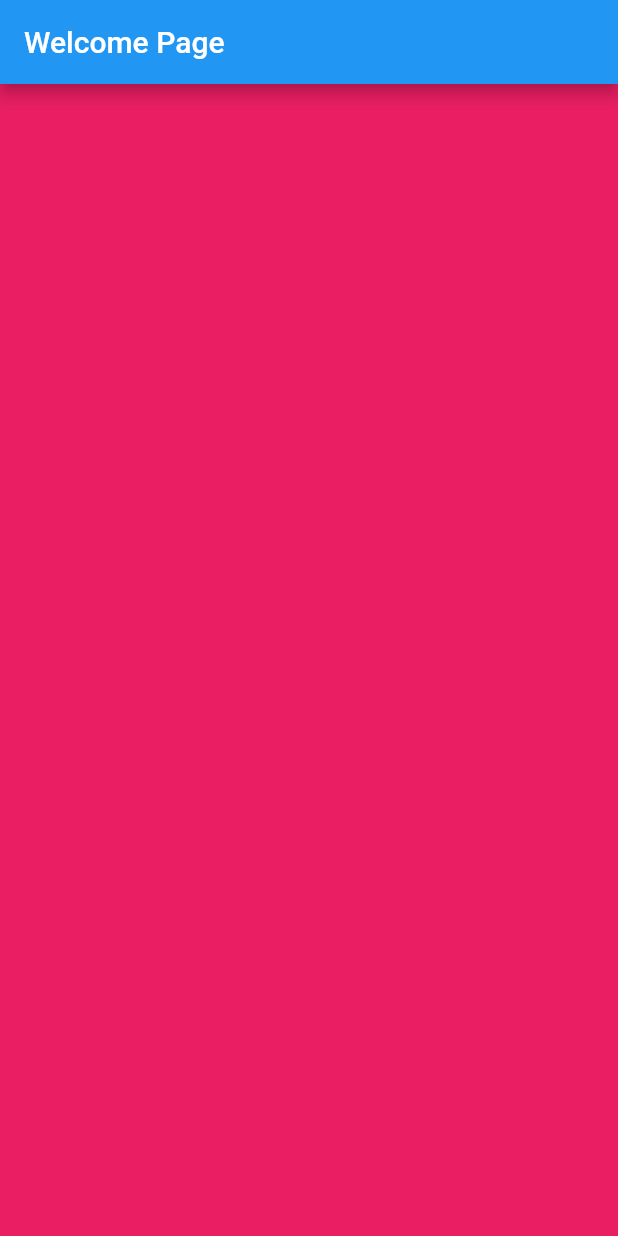
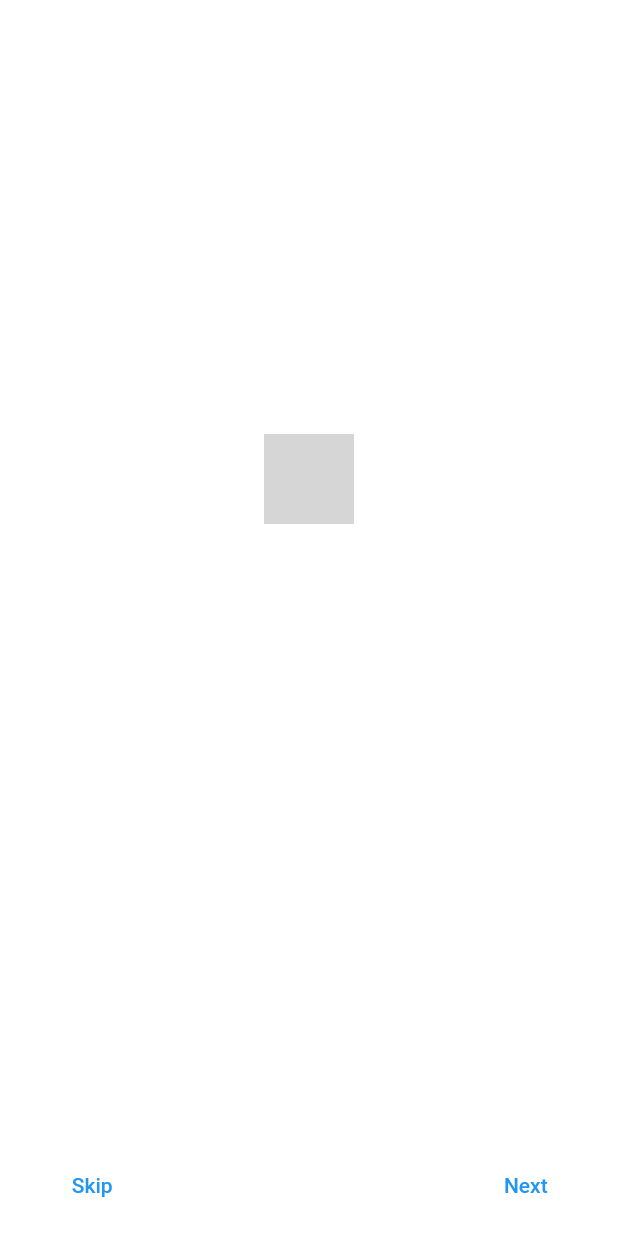
Before and after one commit to Ahelsamahy/Sport-app, a Flutter app: the screen it shows after launch, on a phone screen of 412 x 824 dp. Run offline on Flutter 3.47's test engine with Material 2 defaults, Android fonts, the phone set to English and light mode, and no system bars; drawn by our look-alikes of intro_slider; grey boxes are pictures that could not be loaded.

Commit message:
implemented the slider in the main window
with the intention of adding more slides to get the most of features

```diff
--- /dev/null
+++ b/lib/Home.dart
@@ -0,0 +1,22 @@
+import 'package:flutter/material.dart';
+
+class HomePage extends StatefulWidget {
+  const HomePage({Key? key}) : super(key: key);
+
+  @override
+  State<HomePage> createState() => _HomePageState();
+}
+
+class _HomePageState extends State<HomePage> {
+  @override
+  Widget build(BuildContext context) {
+    return Scaffold(
+      appBar: AppBar(
+        title: const Text('Welcome to the app'),
+      ),
+      body: const Center(
+        child: Text('will be replaced with the login screen'),
+      ),
+    );
+  }
+}
--- /dev/null
+++ b/lib/Intro_Swipe_Screen.dart
@@ -0,0 +1,142 @@
+import 'package:flutter/material.dart';
+import 'package:sport_app/Home.dart';
+import 'package:intro_slider/dot_animation_enum.dart';
+import 'package:intro_slider/intro_slider.dart';
+import 'package:intro_slider/slide_object.dart';
+
+class IntroSliderPage extends StatefulWidget {
+  @override
+  _IntroSliderPageState createState() => _IntroSliderPageState();
+}
+
+class _IntroSliderPageState extends State<IntroSliderPage> {
+  List<Slide> slides = [];
+
+  @override
+  void initState() {
+    // TODO: implement initState
+    super.initState();
+    slides.add(
+      Slide(
+        title: "Hello Events!",
+        description: "The easiest way to know events closer to you",
+        pathImage: "android/assets/images/Football-Vector-Illustration.jpg",
+      ),
+    );
+    slides.add(
+      Slide(
+        title: "No Hand Ticket",
+        description: "Book your seat directly from the phone with just a touch",
+        pathImage: "android/assets/images/Clock.gif",
+      ),
+    );
+    slides.add(
+      Slide(
+        title: "#############",
+        description: "will be changed when there are more features to be added",
+        pathImage: "android/assets/images/popcorn.jpg",
+      ),
+    );
+    slides.add(
+      Slide(
+        title: "#############",
+        description: "will be changed when there are more features to be added",
+        pathImage: "android/assets/images/movie.jpg",
+      ),
+    );
+  }
+
+  List<Widget> renderListCustomTabs() {
+    List<Widget> tabs = [];
+    for (int i = 0; i < slides.length; i++) {
+      Slide currentSlide = slides[i];
+      tabs.add(
+        Container(
+          width: double.infinity,
+          height: double.infinity,
+          child: Container(
+            margin: EdgeInsets.only(bottom: 160, top: 60),
+            child: Column(
+              mainAxisAlignment: MainAxisAlignment.center,
+              crossAxisAlignment: CrossAxisAlignment.center,
+              children: [
+                Container(
+                  padding: EdgeInsets.all(20),
+                  decoration: const BoxDecoration(
+                    shape: BoxShape.circle,
+                    color: Colors.white,
+                  ),
+                  child: Image.asset(
+                    currentSlide.pathImage!,
+                    matchTextDirection: true,
+                    height: 60,
+                  ),
+                ),
+                Container(
+                  margin: EdgeInsets.only(top: 20),
+                  child: Text(
+                    currentSlide.title!,
+                    style: TextStyle(color: Colors.white, fontSize: 25),
+                  ),
+                ),
+                Container(
+                  padding: EdgeInsets.symmetric(
+                    horizontal: 30,
+                  ),
+                  child: Text(
+                    currentSlide.description!,
+                    style: TextStyle(
+                      color: Colors.white,
+                      fontSize: 14,
+                      height: 1.5,
+                    ),
+                    maxLines: 3,
+                    textAlign: TextAlign.center,
+                    overflow: TextOverflow.ellipsis,
+                  ),
+                  margin: const EdgeInsets.only(
+                    top: 15,
+                    left: 20,
+                    right: 20,
+                  ),
+                ),
+              ],
+            ),
+          ),
+        ),
+      );
+    }
+    return tabs;
+  }
+
+  @override
+  Widget build(BuildContext context) {
+    return IntroSlider(
+      backgroundColorAllSlides: Colors.white12,
+      renderSkipBtn: const Text(
+        "Skip",
+        style: TextStyle(color: Colors.blue),
+      ),
+      renderNextBtn: const Text(
+        "Next",
+        style: TextStyle(color: Colors.blue),
+      ),
+      renderDoneBtn: Text(
+        "Done",
+        style: TextStyle(color: Colors.blue),
+      ),
+      colorDot: Colors.white,
+      colorActiveDot: Colors.white,
+      sizeDot: 8.0,
+      typeDotAnimation: dotSliderAnimation.SIZE_TRANSITION,
+      listCustomTabs: this.renderListCustomTabs(),
+      scrollPhysics: BouncingScrollPhysics(),
+      onDonePress: () => Navigator.pushReplacement(
+        context,
+        MaterialPageRoute(
+          builder: (_) => HomePage(),
+        ),
+      ),
+    );
+  }
+}
--- a/lib/main.dart
+++ b/lib/main.dart
@@ -1,14 +1,12 @@
 import 'package:flutter/material.dart';
+import 'package:sport_app/Intro_Swipe_Screen.dart';
+
+import 'Home.dart';
 
 void main() {
   runApp(
     MaterialApp(
-      home: Scaffold(
-        backgroundColor: Colors.pink,
-        appBar: AppBar(
-          title: const Text("Welcome Page"),
-        ),
-      ),
+      home: IntroSliderPage(),
     ),
   );
 }
```
